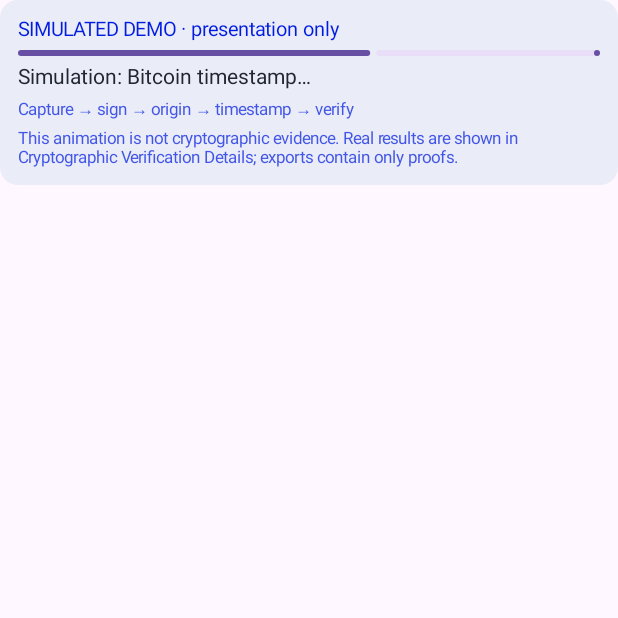
After one commit to giancpl/ixh26, an Android app built with Jetpack Compose: the composable DemoWalkthrough called with empty values, on a phone screen of 412 x 824 dp, the top half of it. The commit adds this screen. Run offline under Robolectric (Android 15) with nearby library versions, the phone set to English and light mode, and no system bars; 3 statements that could not run were skipped.

Commit message:
Automate capture publication and add isolated labelled demo walkthrough

```diff
--- /dev/null
+++ b/android/app/src/main/java/com/example/photoanchor/DemoWalkthrough.kt
@@ -0,0 +1,32 @@
+package com.example.photoanchor
+
+import androidx.compose.foundation.layout.*
+import androidx.compose.material3.*
+import androidx.compose.runtime.*
+import androidx.compose.ui.Modifier
+import androidx.compose.ui.unit.dp
+import androidx.compose.ui.unit.sp
+import kotlinx.coroutines.delay
+
+/** A presentation-only scenario. Never constructs Verification or exported evidence. */
+@Composable
+internal fun DemoWalkthrough(run: String) {
+    val palette = LocalPalette.current
+    val steps = listOf("Capture", "Signature", "Origin analysis", "Bitcoin timestamp", "Verification")
+    var completed by remember(run) { mutableIntStateOf(0) }
+    LaunchedEffect(run) {
+        for (step in 1..steps.size) {
+            delay(600)
+            completed = step
+        }
+    }
+    Surface(color = palette.soft, shape = MaterialTheme.shapes.medium) {
+        Column(Modifier.fillMaxWidth().padding(12.dp), verticalArrangement = Arrangement.spacedBy(6.dp)) {
+            Text("SIMULATED DEMO · presentation only", color = palette.fg, fontSize = 13.sp)
+            LinearProgressIndicator(progress = { completed.toFloat() / steps.size }, modifier = Modifier.fillMaxWidth())
+            Text(if (completed == steps.size) "Simulated walkthrough complete" else "Simulation: ${steps[completed]}…", color = palette.ink)
+            Text("Capture → sign → origin → timestamp → verify", color = palette.mu, fontSize = 11.sp)
+            Text("This animation is not cryptographic evidence. Real results are shown in Cryptographic Verification Details; exports contain only actual proofs.", color = palette.mu, fontSize = 11.sp)
+        }
+    }
+}
--- a/android/app/src/main/java/com/example/photoanchor/VerificationScreen.kt
+++ b/android/app/src/main/java/com/example/photoanchor/VerificationScreen.kt
@@ -52,7 +52,7 @@ internal fun PinDetailDialog(
     val title = selected.caption.ifBlank { "Untitled Pin" }
     val dateLabel = formatShortDate(selected.createdAt)
     val boardTag = boardForCaption(selected.caption)
-    var showProofDetails by remember { mutableStateOf(false) }
+    var showProofDetails by remember(selected.id) { mutableStateOf(!state.demoMode) }
     var zapBurstKey by remember { mutableIntStateOf(0) }
 
     val timestamp = timestampBadge(state.verification?.timestamp)
@@ -91,6 +91,7 @@ internal fun PinDetailDialog(
                     Modifier.verticalScroll(rememberScrollState()),
                     verticalArrangement = Arrangement.spacedBy(12.dp),
                 ) {
+                    if (state.demoMode) DemoWalkthrough(selected.id)
                     // Top creator bar + Save button
                     Row(
                         Modifier.fillMaxWidth(),
```
Also changed, not shown: android/app/src/main/java/com/example/photoanchor/CaptureScreen.kt (+5 -3 lines), android/app/src/main/java/com/example/photoanchor/MainActivity.kt (+15 -1 lines), android/app/src/main/java/com/example/photoanchor/PhotoAnchorModel.kt (+22 -5 lines), 2 other files.
